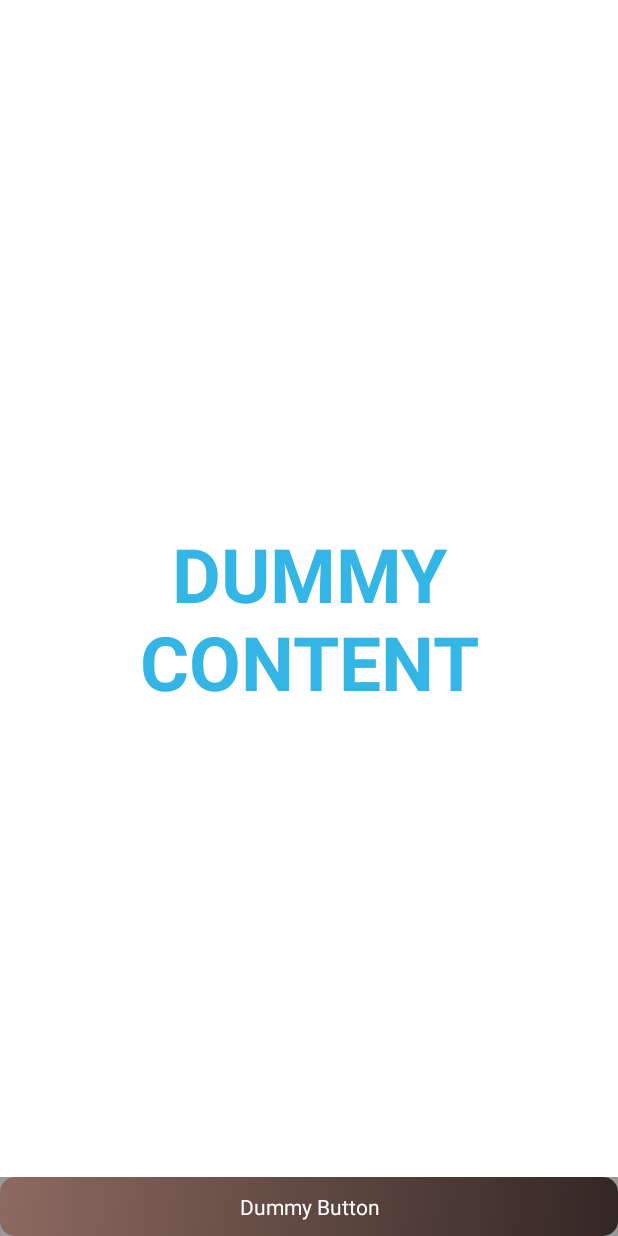
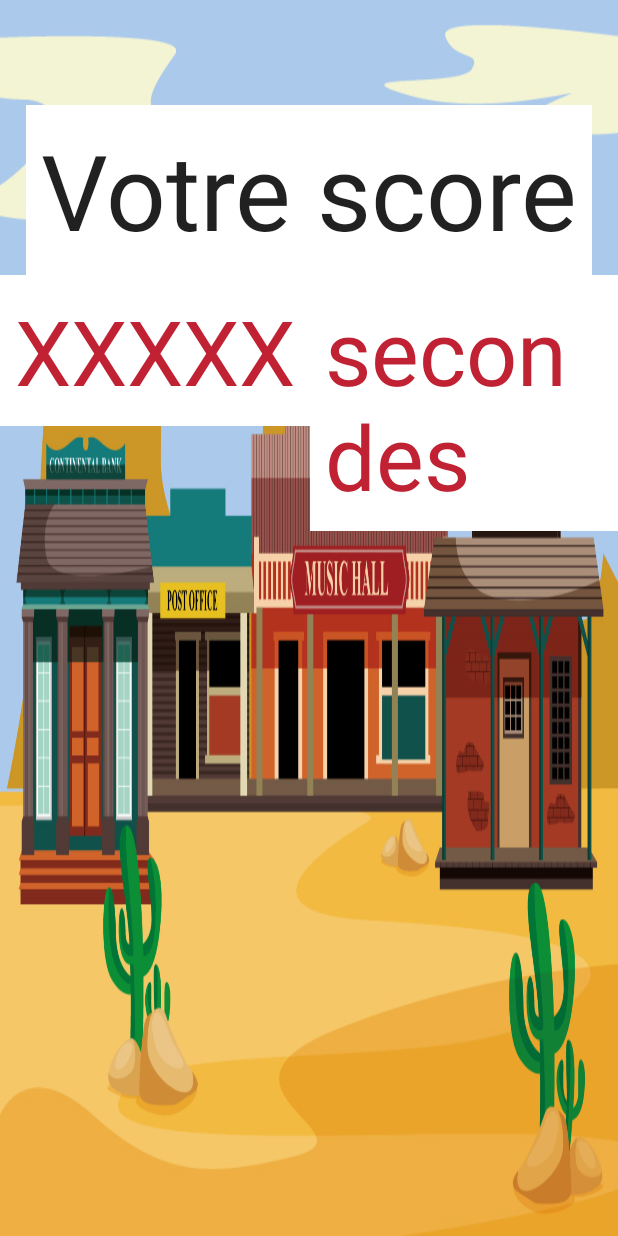
Before and after one commit to NitriKx/M2DL-FHCI-Challenge, an Android app: the layout activity_nouveau_score.xml on its own in the app's theme, with its tools: preview values and no code run, on a phone screen of 412 x 824 dp. Run offline under Robolectric (Android 15) with nearby library versions, the phone set to English and light mode, and no system bars.

```diff
--- a/app/src/main/res/layout/activity_nouveau_score.xml
+++ b/app/src/main/res/layout/activity_nouveau_score.xml
@@ -2,49 +2,51 @@
     xmlns:tools="http://schemas.android.com/tools"
     android:layout_width="match_parent"
     android:layout_height="match_parent"
-    android:background="#0099cc"
     tools:context="com.lifo.cowboy.NouveauScoreActivity">
 
     <!-- The primary full-screen view. This can be replaced with whatever view
          is needed to present your content, e.g. VideoView, SurfaceView,
          TextureView, etc. -->
-    <TextView
-        android:id="@+id/fullscreen_content"
+
+    <LinearLayout
+        android:orientation="vertical"
         android:layout_width="match_parent"
         android:layout_height="match_parent"
-        android:gravity="center"
-        android:keepScreenOn="true"
-        android:text="@string/dummy_content"
-        android:textColor="#33b5e5"
-        android:textSize="50sp"
-        android:textStyle="bold" />
+        android:id="@+id/fullscreen_content"
+        android:gravity="center_horizontal"
+        android:paddingTop="70dp">
 
-    <!-- This FrameLayout insets its children based on system windows using
-         android:fitsSystemWindows. -->
-    <FrameLayout
-        android:layout_width="match_parent"
-        android:layout_height="match_parent"
-        android:fitsSystemWindows="true">
+        <TextView
+            android:layout_width="wrap_content"
+            android:layout_height="wrap_content"
+            android:textAppearance="?android:attr/textAppearanceLarge"
+            android:text="@string/nouveau_score_result_label_text"
+            android:textSize="70sp" />
 
         <LinearLayout
-            android:id="@+id/fullscreen_content_controls"
-            style="?metaButtonBarStyle"
+            android:orientation="horizontal"
             android:layout_width="match_parent"
-            android:layout_height="wrap_content"
-            android:layout_gravity="bottom|center_horizontal"
-            android:background="@color/black_overlay"
-            android:orientation="horizontal"
-            tools:ignore="UselessParent">
+            android:layout_height="match_parent"
+            android:gravity="center_horizontal">
 
-            <Button
-                android:id="@+id/dummy_button"
-                style="?metaButtonBarButtonStyle"
-                android:layout_width="0dp"
+            <TextView
+                android:layout_width="wrap_content"
                 android:layout_height="wrap_content"
-                android:layout_weight="1"
-                android:text="@string/dummy_button" />
+                android:textAppearance="?android:attr/textAppearanceLarge"
+                android:text="XXXXX"
+                android:id="@+id/nouveau_score_resultat_dernier_jeu"
+                android:textSize="60sp"
+                android:textColor="#c02133"
+                android:paddingRight="20dp" />
 
+            <TextView
+                android:layout_width="wrap_content"
+                android:layout_height="wrap_content"
+                android:textAppearance="?android:attr/textAppearanceLarge"
+                android:text="secondes"
+                android:textColor="#c02133"
+                android:textSize="60sp" />
         </LinearLayout>
-    </FrameLayout>
+    </LinearLayout>
 
 </FrameLayout>
--- a/app/src/main/res/values/strings.xml
+++ b/app/src/main/res/values/strings.xml
@@ -4,4 +4,5 @@
     <string name="title_activity_nouveau_score">NouveauScoreActivity</string>
     <string name="dummy_button">Dummy Button</string>
     <string name="dummy_content">DUMMY\nCONTENT</string>
+    <string name="nouveau_score_result_label_text">Votre score</string>
 </resources>
```
Also changed, not shown: app/src/main/java/com/lifo/cowboy/NouveauScoreActivity.java (+4 -116 lines).
